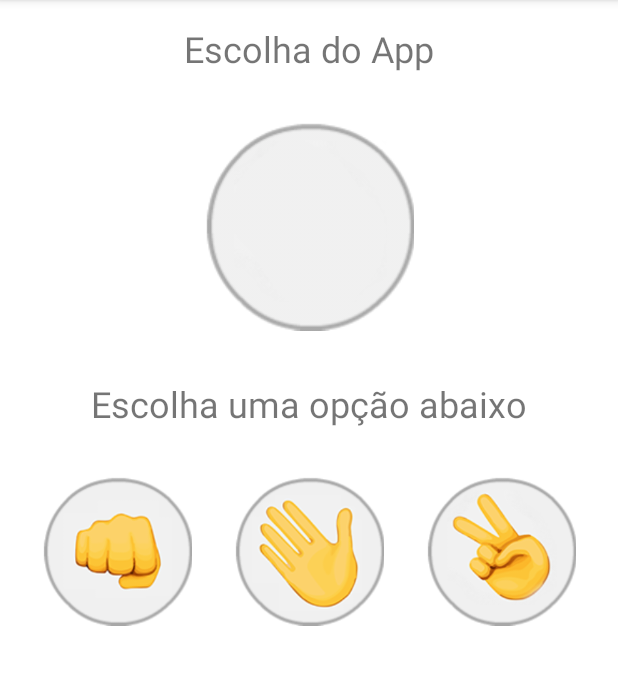
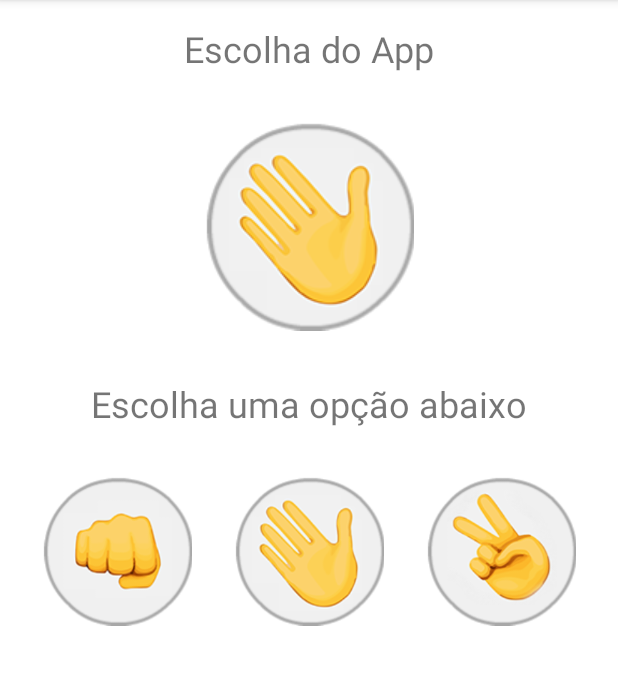
Before and after one commit to 9reis/app_pedra_papel_tesoura, an Android app: the screen it shows after launch (MainActivity), after a tap on an icon or button, on a phone screen of 412 x 824 dp, the part 84-769 px from its top. Run offline under Robolectric (Android 15) with nearby library versions, the phone set to English and light mode, and no system bars.

Commit message:
Escolhendo a opção p2

```diff
--- a/app/src/main/java/br/com/lucas9reis/pedrapapeltesoura/MainActivity.java
+++ b/app/src/main/java/br/com/lucas9reis/pedrapapeltesoura/MainActivity.java
@@ -4,6 +4,9 @@ import androidx.appcompat.app.AppCompatActivity;
 
 import android.os.Bundle;
 import android.view.View;
+import android.widget.ImageView;
+
+import java.util.Random;
 
 public class MainActivity extends AppCompatActivity {
 
@@ -24,7 +27,23 @@ public class MainActivity extends AppCompatActivity {
     }
 
     public void opcaoSelecionada(String opcaoSelecionada ){
+        ImageView imgResultado = findViewById(R.id.imgResultado);
 
+        int numero = new Random().nextInt(3);
+        String[] opcoes = {"pedra", "papel","tesoura"};
+        String opcaoApp = opcoes[numero];
+
+        switch( opcaoApp ){
+            case "pedra":
+                imgResultado.setImageResource(R.drawable.padrao);
+                break;
+            case "papel":
+                imgResultado.setImageResource(R.drawable.papel);
+                break;
+            case "tesoura":
+                imgResultado.setImageResource(R.drawable.tesoura);
+                break;
+        }
     }
 
 }
--- a/app/src/main/res/layout/activity_main.xml
+++ b/app/src/main/res/layout/activity_main.xml
@@ -18,7 +18,7 @@
         app:layout_constraintTop_toTopOf="parent" />
 
     <ImageView
-        android:id="@+id/imageView"
+        android:id="@+id/imgResultado"
         android:layout_width="140dp"
         android:layout_height="140dp"
         android:layout_marginTop="32dp"
@@ -36,7 +36,7 @@
         android:textSize="24sp"
         app:layout_constraintEnd_toEndOf="parent"
         app:layout_constraintStart_toStartOf="parent"
-        app:layout_constraintTop_toBottomOf="@+id/imageView" />
+        app:layout_constraintTop_toBottomOf="@+id/imgResultado" />
 
     <ImageView
         android:id="@+id/imageView4"
```
